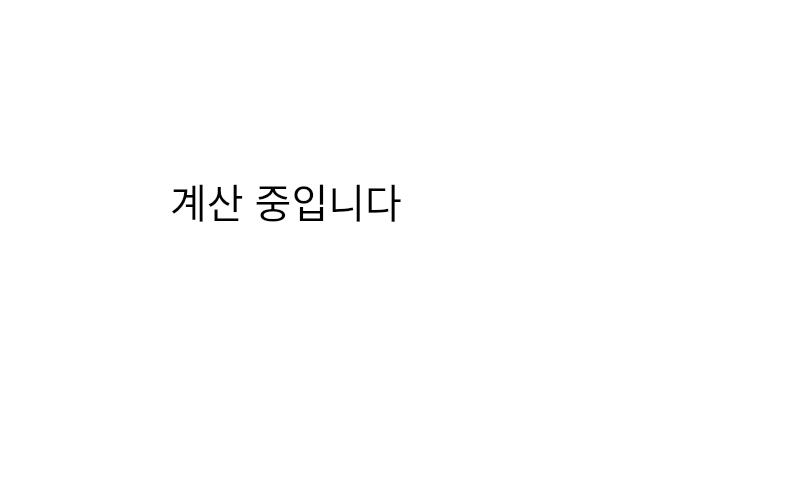
mINUs-capstone-design/Source_Code, file sub.ui: the form before one commit.
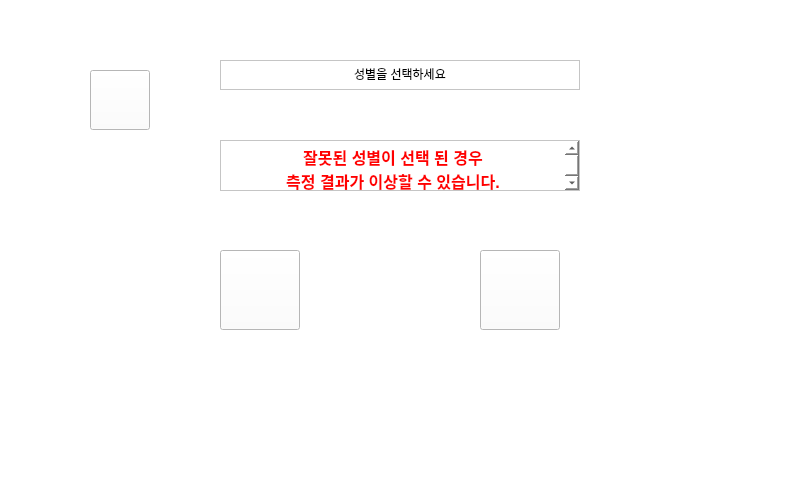
The form after the commit. Icons and pictures are not drawn.

Commit message: 뒤로 가기 버튼 크기 수정

What changed in the file:
```diff
--- a/sub.ui
+++ b/sub.ui
@@ -187,10 +187,10 @@
     <widget class="QPushButton" name="button_backtochecknoise">
      <property name="geometry">
       <rect>
-       <x>150</x>
-       <y>85</y>
-       <width>40</width>
-       <height>20</height>
+       <x>90</x>
+       <y>70</y>
+       <width>60</width>
+       <height>60</height>
       </rect>
      </property>
      <property name="styleSheet">
@@ -309,10 +309,10 @@
     <widget class="QPushButton" name="button_backtoselectsexual">
      <property name="geometry">
       <rect>
-       <x>150</x>
-       <y>85</y>
-       <width>40</width>
-       <height>20</height>
+       <x>90</x>
+       <y>70</y>
+       <width>60</width>
+       <height>60</height>
       </rect>
      </property>
      <property name="sizePolicy">
@@ -479,10 +479,10 @@
     <widget class="QPushButton" name="button_backtomain">
      <property name="geometry">
       <rect>
-       <x>150</x>
-       <y>85</y>
-       <width>40</width>
-       <height>20</height>
+       <x>90</x>
+       <y>70</y>
+       <width>60</width>
+       <height>60</height>
       </rect>
      </property>
      <property name="styleSheet">
@@ -587,12 +587,12 @@
      </property>
     </widget>
    </widget>
-   <zorder>mainwindow</zorder>
    <zorder>checknoise</zorder>
-   <zorder>selectsexual</zorder>
+   <zorder>loading</zorder>
+   <zorder>mainwindow</zorder>
    <zorder>result</zorder>
    <zorder>resultnoise</zorder>
-   <zorder>loading</zorder>
+   <zorder>selectsexual</zorder>
   </widget>
   <widget class="QMenuBar" name="menubar">
    <property name="geometry">
```
